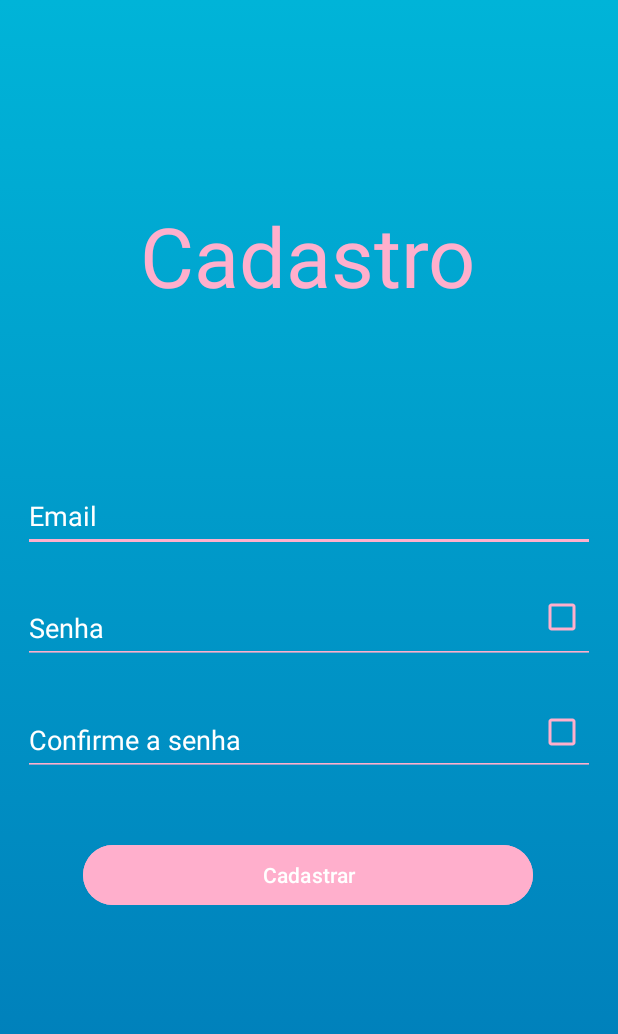
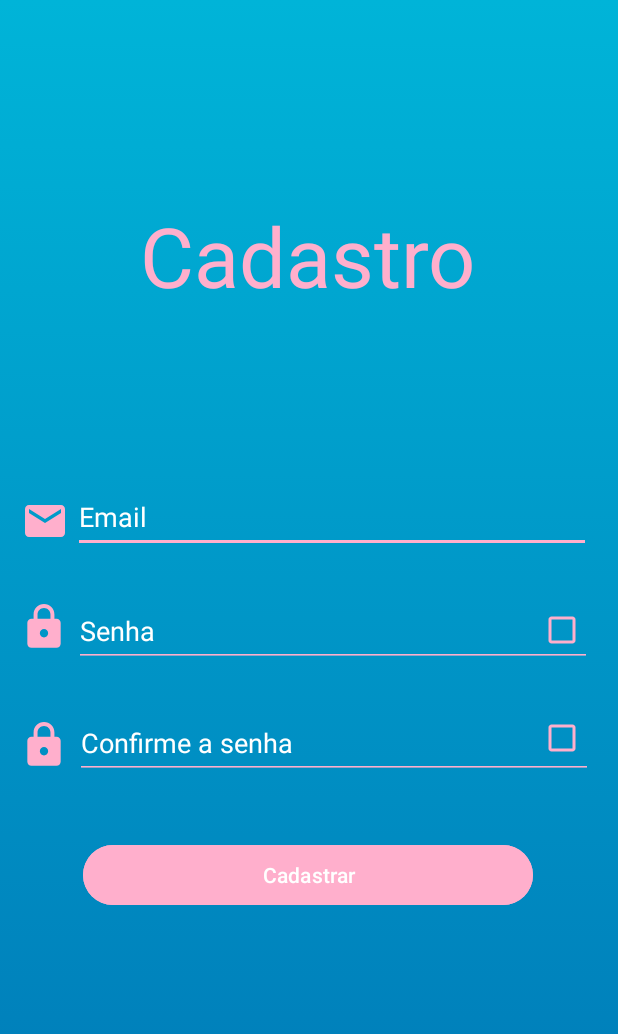
Before and after one commit to Abrahao02/ReceitaAplicativoAndroid, an Android app: the CadastroActivity screen opened directly, with no data from a screen before it, on a phone screen of 412 x 824 dp. Shown: the top 1034 px of the screen. Run offline under Robolectric (Android 15) with nearby library versions, the phone set to English and light mode, and no system bars; our stand-ins replace Firebase (no records; nobody signed in at launch, a user with empty details on screens opened directly).

Commit message:
XML cadastro.
pronto.

```diff
--- a/app/src/main/res/layout/activity_cadastro.xml
+++ b/app/src/main/res/layout/activity_cadastro.xml
@@ -21,59 +21,59 @@
         app:layout_constraintTop_toTopOf="parent"
         app:layout_constraintVertical_bias="0.178" />
 
+
     <EditText
         android:id="@+id/editTextUsername"
-        android:layout_width="0dp"
-        android:layout_height="wrap_content"
+        android:layout_width="345dp"
+        android:layout_height="48dp"
         android:layout_margin="15dp"
+        android:backgroundTint="#ffafcc"
         android:hint="Email"
+        android:minHeight="48dp"
+        android:textColor="#FFFFFF"
         android:textColorHint="#FFFFFF"
-        android:textColor="#FFFFFF"
-        android:minHeight="48dp"
-        android:backgroundTint="#ffafcc"
         app:layout_constraintBottom_toBottomOf="parent"
         app:layout_constraintEnd_toEndOf="parent"
-        app:layout_constraintHorizontal_bias="0.0"
+        app:layout_constraintHorizontal_bias="0.93"
         app:layout_constraintStart_toStartOf="parent"
         app:layout_constraintTop_toTopOf="parent"
-        app:layout_constraintVertical_bias="0.409" />
-
+        app:layout_constraintVertical_bias="0.41" />
 
     <EditText
         android:id="@+id/txt_confirm_password"
-        android:layout_width="0dp"
+        android:layout_width="345dp"
         android:layout_height="wrap_content"
         android:layout_margin="15dp"
         android:backgroundTint="#ffafcc"
         android:hint="Confirme a senha"
+        android:inputType="textPassword"
+        android:minHeight="48dp"
+        android:textColor="#FFFFFF"
         android:textColorHint="#FFFFFF"
-        android:textColor="#FFFFFF"
-        android:minHeight="48dp"
-        android:inputType="textPassword"
         app:layout_constraintBottom_toBottomOf="parent"
         app:layout_constraintEnd_toEndOf="parent"
-        app:layout_constraintHorizontal_bias="0.103"
+        app:layout_constraintHorizontal_bias="0.954"
         app:layout_constraintStart_toStartOf="parent"
         app:layout_constraintTop_toTopOf="parent"
-        app:layout_constraintVertical_bias="0.609" />
+        app:layout_constraintVertical_bias="0.612" />
 
     <EditText
         android:id="@+id/txt_senhalogin"
-        android:layout_width="0dp"
+        android:layout_width="345dp"
         android:layout_height="wrap_content"
         android:layout_margin="15dp"
         android:backgroundTint="#ffafcc"
         android:hint="Senha"
+        android:inputType="textPassword"
+        android:minHeight="48dp"
+        android:textColor="#FFFFFF"
         android:textColorHint="#FFFFFF"
-        android:textColor="#FFFFFF"
-        android:minHeight="48dp"
-        android:inputType="textPassword"
         app:layout_constraintBottom_toBottomOf="parent"
         app:layout_constraintEnd_toEndOf="parent"
-        app:layout_constraintHorizontal_bias="0.448"
+        app:layout_constraintHorizontal_bias="0.939"
         app:layout_constraintStart_toStartOf="parent"
         app:layout_constraintTop_toTopOf="parent"
-        app:layout_constraintVertical_bias="0.509" />
+        app:layout_constraintVertical_bias="0.512" />
 
     <Button
         android:id="@+id/btnCadastro"
@@ -98,9 +98,9 @@
         app:layout_constraintHorizontal_bias="0.935"
         app:layout_constraintStart_toStartOf="parent"
         app:layout_constraintTop_toTopOf="parent"
-        app:layout_constraintVertical_bias="0.499"
-        app:tint="#ffafcc"
-        app:srcCompat="@drawable/baseline_check_box_outline_blank_24" />
+        app:layout_constraintVertical_bias="0.510"
+        app:srcCompat="@drawable/baseline_check_box_outline_blank_24"
+        app:tint="#ffafcc" />
 
     <ImageView
         android:id="@+id/imageViewMostrarConfirmarSenha"
@@ -111,8 +111,47 @@
         app:layout_constraintHorizontal_bias="0.935"
         app:layout_constraintStart_toStartOf="parent"
         app:layout_constraintTop_toTopOf="parent"
-        app:layout_constraintVertical_bias="0.595"
+        app:layout_constraintVertical_bias="0.600"
         app:tint="#ffafcc"
         app:srcCompat="@drawable/baseline_check_box_outline_blank_24" />
 
+    <ImageView
+        android:id="@+id/imageView2"
+        android:layout_width="33dp"
+        android:layout_height="37dp"
+        app:layout_constraintBottom_toBottomOf="parent"
+        app:layout_constraintEnd_toEndOf="parent"
+        app:layout_constraintHorizontal_bias="0.034"
+        app:layout_constraintStart_toStartOf="parent"
+        app:layout_constraintTop_toTopOf="parent"
+        app:layout_constraintVertical_bias="0.608"
+        app:srcCompat="@drawable/baseline_lock_24"
+        app:tint="#ffafcc" />
+
+    <ImageView
+        android:id="@+id/imageView4"
+        android:layout_width="33dp"
+        android:layout_height="37dp"
+        app:layout_constraintBottom_toBottomOf="parent"
+        app:layout_constraintEnd_toEndOf="parent"
+        app:layout_constraintHorizontal_bias="0.034"
+        app:layout_constraintStart_toStartOf="parent"
+        app:layout_constraintTop_toTopOf="parent"
+        app:layout_constraintVertical_bias="0.508"
+        app:srcCompat="@drawable/baseline_lock_24"
+        app:tint="#ffafcc" />
+
+    <ImageView
+        android:id="@+id/imageView3"
+        android:layout_width="32dp"
+        android:layout_height="36dp"
+        app:layout_constraintBottom_toBottomOf="parent"
+        app:layout_constraintEnd_toEndOf="parent"
+        app:layout_constraintHorizontal_bias="0.036"
+        app:layout_constraintStart_toStartOf="parent"
+        app:layout_constraintTop_toTopOf="parent"
+        app:layout_constraintVertical_bias="0.418"
+        app:srcCompat="@drawable/baseline_email_24"
+        app:tint="#ffafcc" />
+
 </androidx.constraintlayout.widget.ConstraintLayout>
--- a/app/src/main/res/layout/activity_main.xml
+++ b/app/src/main/res/layout/activity_main.xml
@@ -63,19 +63,19 @@
         app:layout_constraintHorizontal_bias="0.491"
         app:layout_constraintStart_toStartOf="parent"
         app:layout_constraintTop_toTopOf="parent"
-        app:layout_constraintVertical_bias="0.778" />
+        app:layout_constraintVertical_bias="0.761" />
 
     <TextView
         android:id="@+id/txt_esqueciminhasenha"
         android:layout_width="209dp"
         android:layout_height="21dp"
-        android:text="Esqueci minha senha"
+        android:text="Esqueci minha senha."
         android:textAlignment="center"
         android:textColor="#ff99c8"
         app:layout_constraintBottom_toBottomOf="parent"
         app:layout_constraintEnd_toEndOf="parent"
         app:layout_constraintStart_toStartOf="parent"
         app:layout_constraintTop_toTopOf="parent"
-        app:layout_constraintVertical_bias="0.839" />
+        app:layout_constraintVertical_bias="0.822" />
 
 </androidx.constraintlayout.widget.ConstraintLayout>
```
